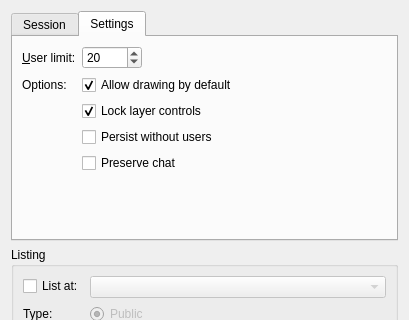
drawpile/Drawpile, file src/desktop/ui/hostdialog.ui: the form before one commit; both pictures show x 0 to 409 and y 0 to 320 of the 409 by 492 pixel window.
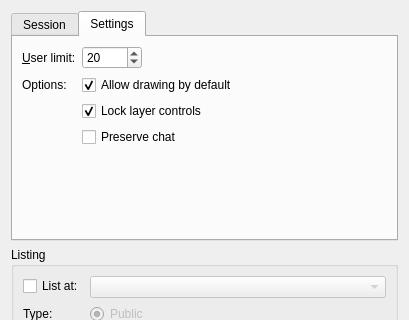
The form after the commit. The open tabs and pages were chosen to show the change.

Commit message:
Remove "persistent session" box from host dialog
Whether persistent sessions are available is not known until connecting
to the server, therefore checking this box often has no effect, leading
to confusion. After logging in, the persistence checkbox in the session
settings dialog is either enabled or disabled, depending on whether
this feature is enabled on the server.

Patch:
```diff
--- a/src/desktop/ui/hostdialog.ui
+++ b/src/desktop/ui/hostdialog.ui
@@ -189,13 +189,6 @@
         </widget>
        </item>
        <item row="5" column="1">
-        <widget class="QCheckBox" name="persistentSession">
-         <property name="text">
-          <string>Persist without users</string>
-         </property>
-        </widget>
-       </item>
-       <item row="6" column="1">
         <widget class="QCheckBox" name="preservechat">
          <property name="text">
           <string>Preserve chat</string>
```
The commit also changes 6 other files.
